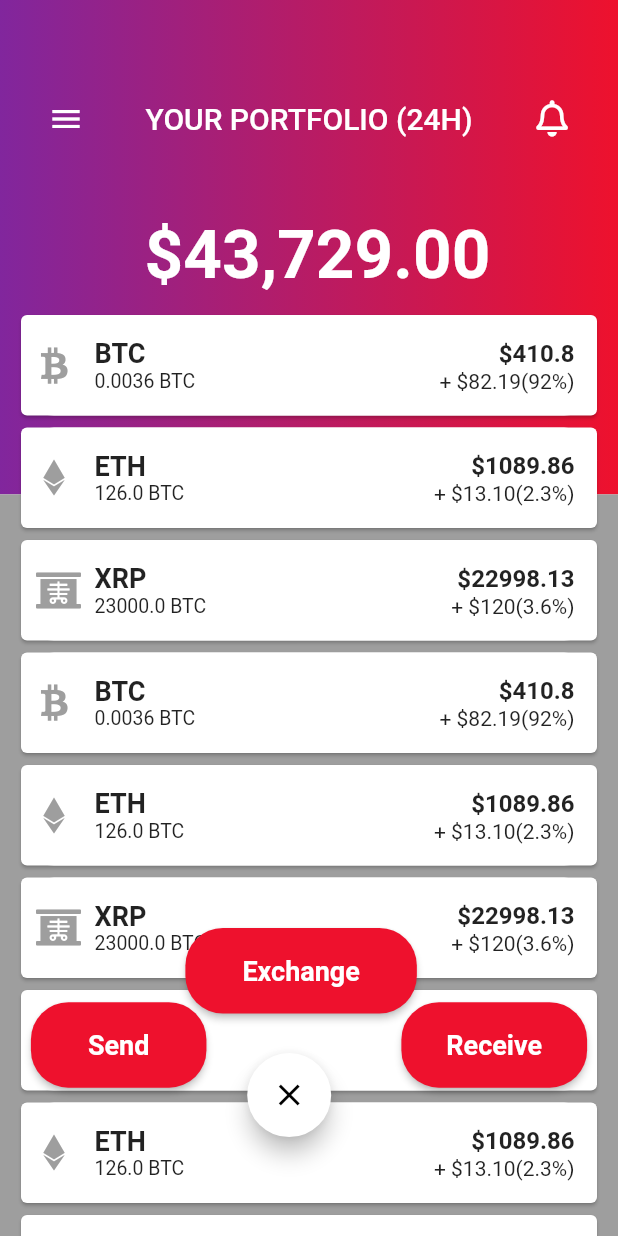
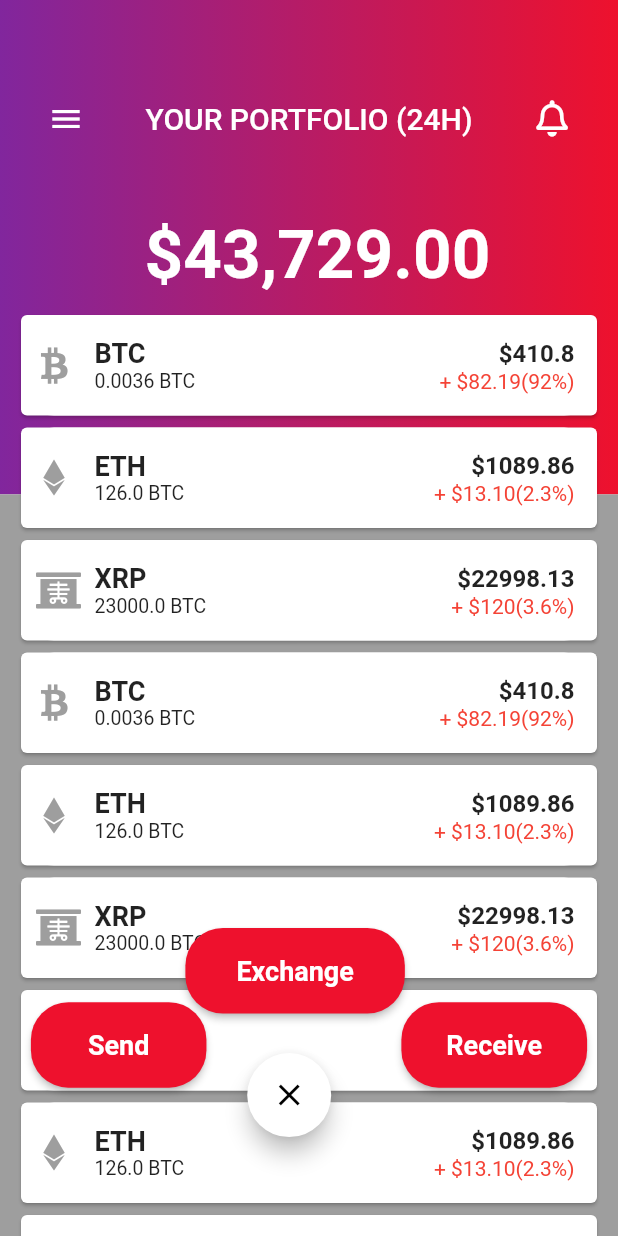
Before and after one commit to shubie/A-crypto-wallet-part-one-, a Flutter app: the screen it shows after launch, on a phone screen of 412 x 824 dp. Run offline on Flutter 3.47's test engine with Material 2 defaults, Android fonts, the phone set to English and light mode, and no system bars; our stand-ins replace font_awesome_flutter.

Commit message:
text colours

```diff
--- a/lib/main.dart
+++ b/lib/main.dart
@@ -62,7 +62,11 @@ class CryptoWallet extends StatelessWidget {
                                 style: TextStyle(
                                     fontSize: 13.0,
                                     fontWeight: FontWeight.normal)),
-                            Text("+ \$$percentage")
+                            Text("+ \$$percentage",
+                                style: TextStyle(
+                                  fontSize: 14.0,
+                                  color: Colors.red[500],
+                                ))
                           ],
                         )
                       ],
@@ -182,7 +186,6 @@ class CryptoWallet extends StatelessWidget {
               bottom: MediaQuery.of(context).size.height * .37,
               left: MediaQuery.of(context).size.width * .05,
               child: RaisedButton(
-                  // padding: EdgeInsets.all(20),
                   padding: EdgeInsets.symmetric(
                     vertical: 18.0,
                     horizontal: 38.0,
@@ -227,7 +230,7 @@ class CryptoWallet extends StatelessWidget {
               child: RaisedButton(
                   padding: EdgeInsets.symmetric(
                     vertical: 18.0,
-                    horizontal: 38.0,
+                    horizontal: 34.0,
                   ),
                   color: Color(0xFFEE112D),
                   onPressed: () {},
```
